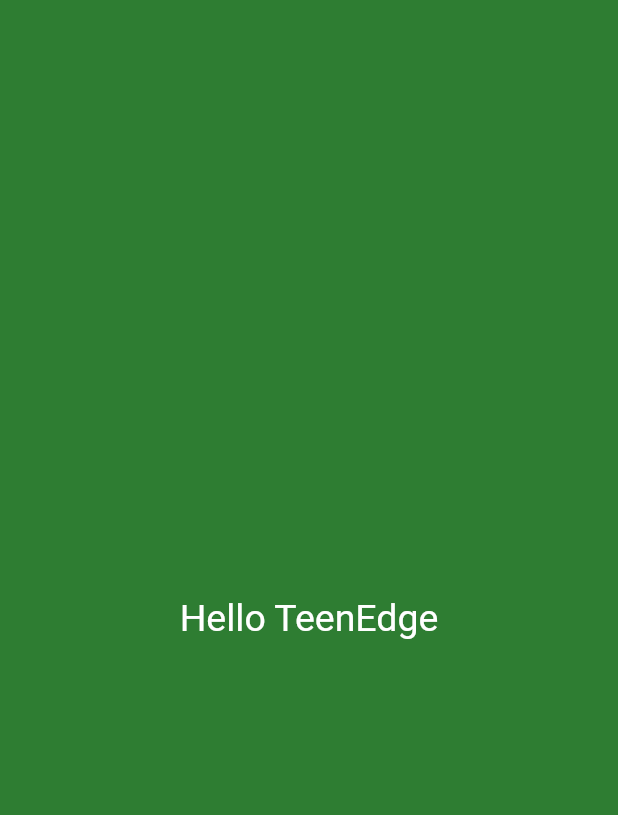
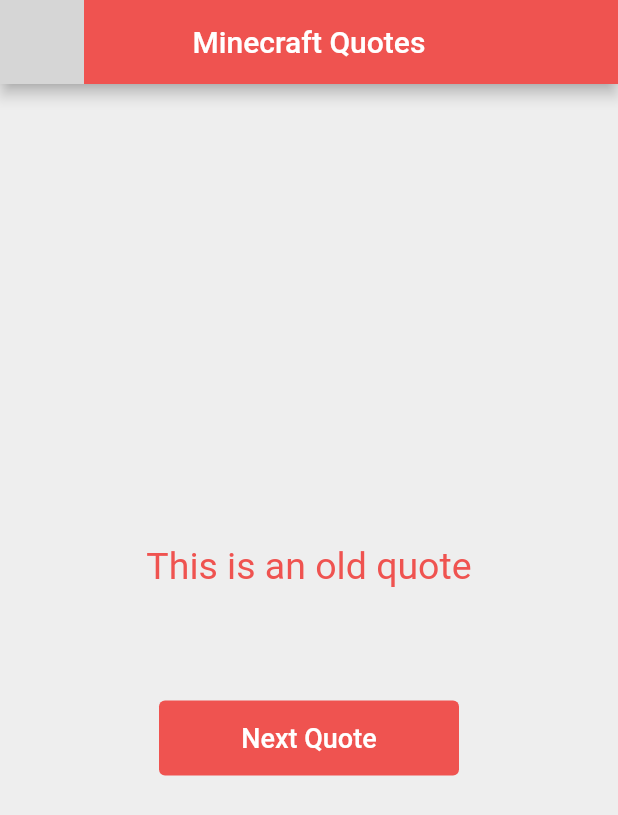
Before and after one commit to 0xV4L3NT1N3/teenedge-mobile-app-dev, a Flutter app: the screen it shows after launch, on a phone screen of 412 x 824 dp. Shown: the top 815 px of the screen. Run offline on Flutter 3.47's test engine with Material 2 defaults, Android fonts, the phone set to English and light mode, and no system bars; grey boxes are pictures that could not be loaded.

```diff
--- a/lib/main.dart
+++ b/lib/main.dart
@@ -1,20 +1,55 @@
 import 'package:flutter/material.dart';
+
+// these are my school notes
 
 void main() => runApp(MyApp());
 
-class MyApp extends StatelessWidget {
+class MyApp extends StatefulWidget {
+  @override
+  State<MyApp> createState() => _MyAppState();
+}
+
+class _MyAppState extends State<MyApp> {
+  var quote = "This is an old quote";
+  // This widget is the root of your application.
   @override
   Widget build(BuildContext context) {
     return MaterialApp(
-      // this is a Scaffold widget, it is a plain canvas
+      debugShowCheckedModeBanner: false,
       home: Scaffold(
-        backgroundColor: Colors.green[800],
-        // this is a Text widget, with some styling
-        body: Center(
-          child: Text(
-            "Hello TeenEdge",
-            style: TextStyle(fontSize: 25, color: Colors.white),
-          ),
+        appBar: AppBar(
+          centerTitle: true,
+          backgroundColor: Colors.red[400],
+          title: Text("Minecraft Quotes"),
+          leading: Image.asset("images/logo.jpg", height: 10.0, width: 1.0),
+        ),
+        backgroundColor: Colors.grey[200],
+        body: Column(
+          mainAxisAlignment: MainAxisAlignment.center,
+          children: [
+            Center(
+              child: Text(
+                quote,
+                style: TextStyle(fontSize: 25, color: Colors.red[400]),
+              ),
+            ),
+            SizedBox(height: 75),
+            TextButton(
+              onPressed: () {
+                setState(() {
+                  quote = "This is a new quote";
+                });
+              },
+              child: Text(
+                "Next Quote",
+                style: TextStyle(fontSize: 18, color: Colors.white),
+              ),
+              style: TextButton.styleFrom(
+                backgroundColor: Colors.red[400],
+                fixedSize: Size(200, 50),
+              ),
+            ),
+          ],
         ),
       ),
     );
```
